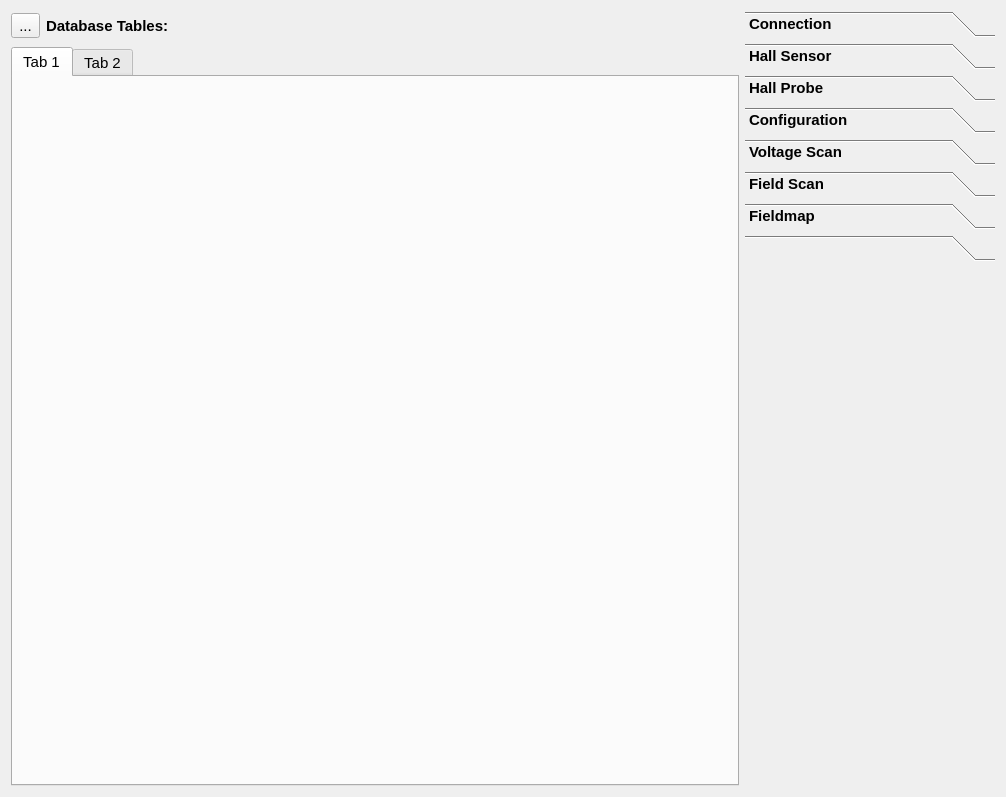
Before: the Qt Designer form hallbench/gui/ui/databasewidget.ui in lnls-ima/hall-bench-control, drawn with Qt 5.
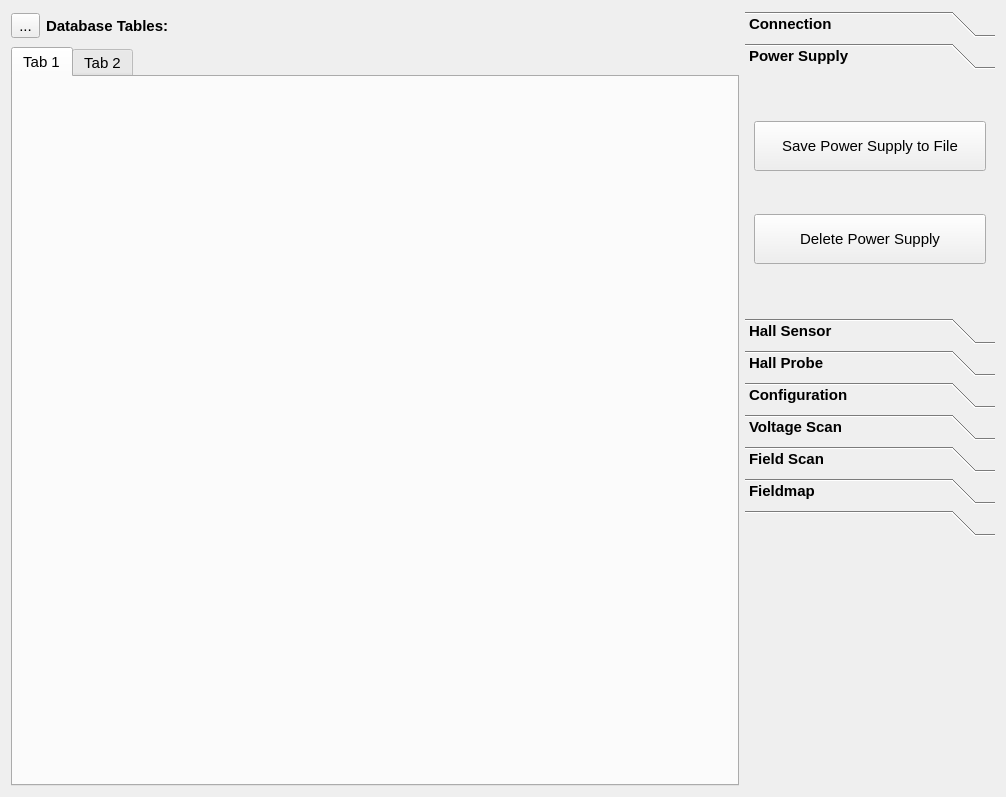
After: the same form once the commit is applied. The open tabs and pages were chosen to show the change. Icons and pictures are not drawn.

Commit message: Add base class for widgets with plot and table of measurements.

Diff of the .ui file:
```diff
--- a/hallbench/gui/ui/databasewidget.ui
+++ b/hallbench/gui/ui/databasewidget.ui
@@ -167,6 +167,70 @@
          </item>
         </layout>
        </widget>
+       <widget class="QWidget" name="power_supply_pg">
+        <property name="geometry">
+         <rect>
+          <x>0</x>
+          <y>0</y>
+          <width>250</width>
+          <height>242</height>
+         </rect>
+        </property>
+        <attribute name="label">
+         <string>Power Supply</string>
+        </attribute>
+        <layout class="QGridLayout" name="gridLayout_8">
+         <item row="0" column="0">
+          <widget class="QPushButton" name="save_power_supply_btn">
+           <property name="minimumSize">
+            <size>
+             <width>0</width>
+             <height>50</height>
+            </size>
+           </property>
+           <property name="font">
+            <font>
+             <weight>50</weight>
+             <bold>false</bold>
+            </font>
+           </property>
+           <property name="text">
+            <string>Save Power Supply to File</string>
+           </property>
+           <property name="icon">
+            <iconset>
+             <normaloff>../../resources/img/save.png</normaloff>../../resources/img/save.png</iconset>
+           </property>
+          </widget>
+         </item>
+         <item row="1" column="0">
+          <widget class="QPushButton" name="delete_power_supply_btn">
+           <property name="enabled">
+            <bool>true</bool>
+           </property>
+           <property name="minimumSize">
+            <size>
+             <width>0</width>
+             <height>50</height>
+            </size>
+           </property>
+           <property name="font">
+            <font>
+             <weight>50</weight>
+             <bold>false</bold>
+            </font>
+           </property>
+           <property name="text">
+            <string>Delete Power Supply</string>
+           </property>
+           <property name="icon">
+            <iconset>
+             <normaloff>../../resources/img/delete.png</normaloff>../../resources/img/delete.png</iconset>
+           </property>
+          </widget>
+         </item>
+        </layout>
+       </widget>
        <widget class="QWidget" name="hall_sensor_pg">
         <property name="geometry">
          <rect>
@@ -700,7 +764,7 @@
           <x>0</x>
           <y>0</y>
           <width>250</width>
-          <height>273</height>
+          <height>242</height>
          </rect>
         </property>
         <attribute name="label">
```
Left out of the diff: 16 changed lines with no effect on the pictures. The commit also changes 24 other files.
